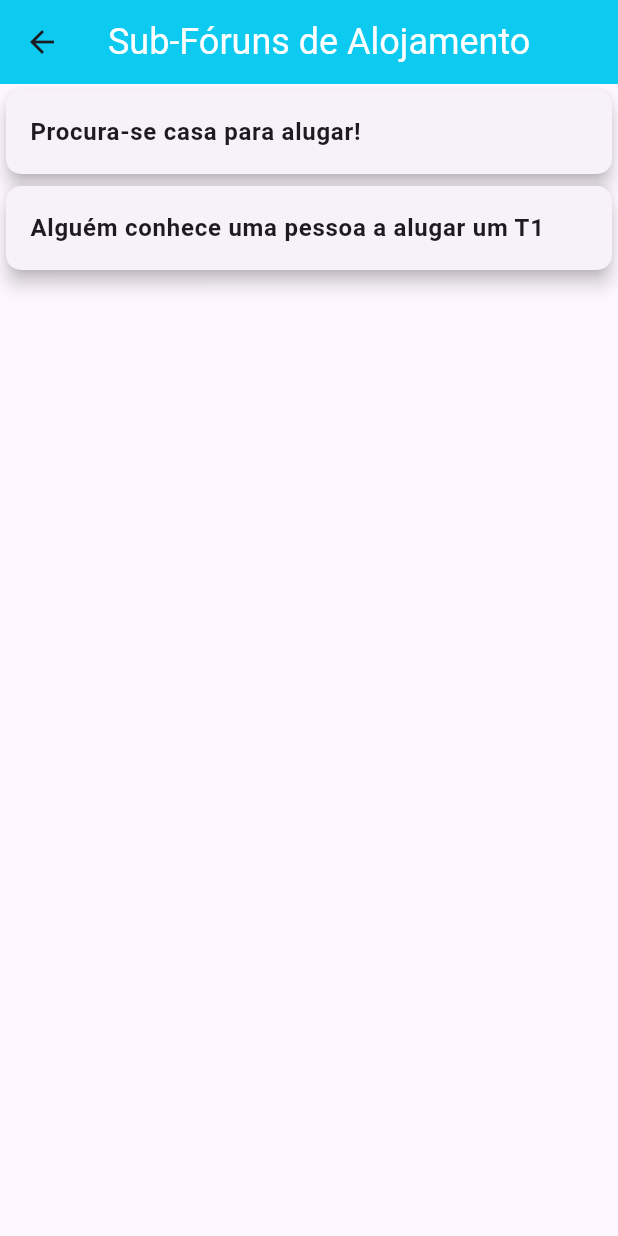
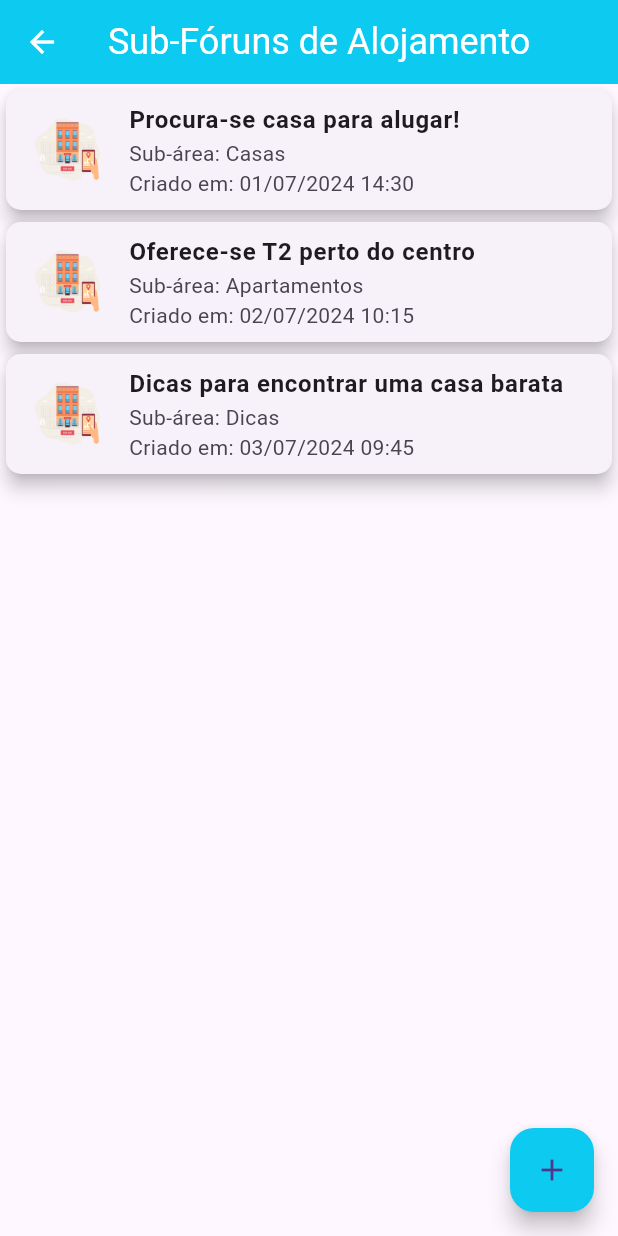
Before and after one commit to Hazyc/PINT-Mobile, a Flutter app: the ListaForuns screen opened directly, after a tap on "Alojamento", on a phone screen of 412 x 824 dp. Run offline on Flutter 3.47's test engine with Material 3 defaults, Android fonts, the phone set to English and light mode, and no system bars; our stand-ins replace curved_navigation_bar, file_picker, flutter_rating_bar, flutter_secure_storage, geolocator, google_maps_flutter and 3 more; accounts and stored records are empty; network calls fail.

Commit message:
Atualização 05:30

```diff
--- a/lib/Components/ForumComponents/SubForumPage.dart
+++ b/lib/Components/ForumComponents/SubForumPage.dart
@@ -1,22 +1,43 @@
 import 'package:flutter/material.dart';
 import 'ChatPage.dart'; // Certifique-se de ajustar o caminho conforme necessário
+import 'FormularioCriacaoSubForum.dart';
 
-class SubForumPage extends StatelessWidget {
+class SubForumPage extends StatefulWidget {
   final String title;
-  final List<Map<String, String>> subForuns;
+  final List<Map<String, dynamic>> subForuns;
 
   SubForumPage({required this.title, required this.subForuns});
+
+  @override
+  _SubForumPageState createState() => _SubForumPageState();
+}
+
+class _SubForumPageState extends State<SubForumPage> {
+  late List<Map<String, dynamic>> subForuns;
+
+  @override
+  void initState() {
+    super.initState();
+    subForuns = widget.subForuns;
+  }
+
+  void _addSubForum(Map<String, dynamic> newSubForum) {
+    setState(() {
+      subForuns.add(newSubForum);
+    });
+  }
 
   @override
   Widget build(BuildContext context) {
     return Scaffold(
       appBar: AppBar(
         title: Text(
-          'Sub-Fóruns de $title',
+          'Sub-Fóruns de ${widget.title}',
           style: TextStyle(color: Colors.white, fontSize: 24.0),
         ),
         backgroundColor: const Color(0xFF0DCAF0),
         centerTitle: true,
+        iconTheme: IconThemeData(color: Colors.white),
       ),
       body: ListView.builder(
         itemCount: subForuns.length,
@@ -27,15 +48,31 @@ class SubForumPage extends StatelessWidget {
             ),
             elevation: 5,
             child: ListTile(
+              leading: Image.asset(
+                subForuns[index]['imagem']!,
+                width: 50,
+                height: 50,
+                fit: BoxFit.cover,
+              ),
               title: Text(
                 subForuns[index]['nome']!,
                 style: TextStyle(fontSize: 16, fontWeight: FontWeight.bold),
+              ),
+              subtitle: Column(
+                crossAxisAlignment: CrossAxisAlignment.start,
+                children: [
+                  Text('Sub-área: ${subForuns[index]['subarea']}'),
+                  Text('Criado em: ${subForuns[index]['dataCriacao']}'),
+                ],
               ),
               onTap: () {
                 Navigator.push(
                   context,
                   MaterialPageRoute(
-                    builder: (context) => ChatPage(title: subForuns[index]['nome']!),
+                    builder: (context) => ChatPage(
+                      title: subForuns[index]['nome']!,
+                      subForumId: '${widget.title}-${subForuns[index]['nome']}',
+                    ),
                   ),
                 );
               },
@@ -43,6 +80,22 @@ class SubForumPage extends StatelessWidget {
           );
         },
       ),
+      floatingActionButton: FloatingActionButton(
+        onPressed: () async {
+          // Navegar para o formulário de criação de sub-fórum
+          final newSubForum = await Navigator.push(
+            context,
+            MaterialPageRoute(
+              builder: (context) => FormularioCriacaoSubForum(category: widget.title),
+            ),
+          );
+          if (newSubForum != null) {
+            _addSubForum(newSubForum);
+          }
+        },
+        child: Icon(Icons.add),
+        backgroundColor: const Color(0xFF0DCAF0),
+      ),
     );
   }
 }
--- a/lib/pages/ListaForuns.dart
+++ b/lib/pages/ListaForuns.dart
@@ -3,6 +3,45 @@ import '../Components/ForumComponents/ForumCard.dart'; // Certifique-se de ajust
 import '../Components/ForumComponents/SubForumPage.dart';
 
 class ListaForuns extends StatelessWidget {
+  // Estrutura de dados para armazenar sub-fóruns exclusivos por área
+  final Map<String, List<Map<String, dynamic>>> subForunsPorArea = {
+    'Alojamento': [
+      {
+        'nome': 'Procura-se casa para alugar!',
+        'imagem': 'assets/AlojamentoForum.png',
+        'subarea': 'Casas',
+        'dataCriacao': '01/07/2024 14:30',
+      },
+      {
+        'nome': 'Oferece-se T2 perto do centro',
+        'imagem': 'assets/AlojamentoForum.png',
+        'subarea': 'Apartamentos',
+        'dataCriacao': '02/07/2024 10:15',
+      },
+      {
+        'nome': 'Dicas para encontrar uma casa barata',
+        'imagem': 'assets/AlojamentoForum.png',
+        'subarea': 'Dicas',
+        'dataCriacao': '03/07/2024 09:45',
+      },
+    ],
+    'Desporto': [
+      {
+        'nome': 'Melhores academias da cidade',
+        'imagem': 'assets/DesportoForum.png',
+        'subarea': 'Ginásios',
+        'dataCriacao': '05/07/2024 16:00',
+      },
+      {
+        'nome': 'Jogos de futebol amador',
+        'imagem': 'assets/DesportoForum.png',
+        'subarea': 'Campos',
+        'dataCriacao': '06/07/2024 17:30',
+      },
+    ],
+    // Adicione sub-fóruns para outras áreas conforme necessário
+  };
+
   @override
   Widget build(BuildContext context) {
     final foruns = [
@@ -23,6 +62,7 @@ class ListaForuns extends StatelessWidget {
         ),
         backgroundColor: const Color(0xFF0DCAF0),
         centerTitle: true,
+        iconTheme: IconThemeData(color: Colors.white),
       ),
       body: GridView.builder(
         padding: EdgeInsets.all(10.0),
@@ -41,7 +81,7 @@ class ListaForuns extends StatelessWidget {
                 MaterialPageRoute(
                   builder: (context) => SubForumPage(
                     title: foruns[index]['nome']!,
-                    subForuns: getSubForuns(foruns[index]['nome']!),
+                    subForuns: subForunsPorArea[foruns[index]['nome']!] ?? [],
                   ),
                 ),
               );
@@ -55,22 +95,4 @@ class ListaForuns extends StatelessWidget {
       ),
     );
   }
-
-  List<Map<String, String>> getSubForuns(String forumName) {
-    // Você pode substituir essa lógica pelo carregamento real dos subfóruns
-    // de um banco de dados ou API.
-    final subForunsMap = {
-      'Alojamento': [
-        {'nome': 'Procura-se casa para alugar!'},
-        {'nome': 'Alguém conhece uma pessoa a alugar um T1'},
-      ],
-      'Desporto': [
-        {'nome': 'Partida de futebol no sábado!'},
-        {'nome': 'Procurando parceiros para correr'},
-      ],
-      // Adicione outros subfóruns para outras categorias conforme necessário
-    };
-
-    return subForunsMap[forumName] ?? [];
-  }
 }
--- a/lib/pages/ListaGenerica.dart
+++ b/lib/pages/ListaGenerica.dart
@@ -3,7 +3,7 @@ import '../Components/RecomendacaoComponents/RecomendacaoCard.dart';
 import '../Components/EventoComponents/EventoCard.dart';
 import '../models/Recomendacao.dart';
 import '../models/Evento.dart';
-import '../Components/HomePageComponents/FormularioCriacaoEvento.dart';
+import '../Components/EventoComponents/FormularioCriacaoEvento.dart';
 
 class ListaGenerica extends StatefulWidget {
   final String initialSelectedArea;
```
Also changed, not shown: lib/Components/ForumComponents/ChatPage.dart (+47 -6 lines), lib/Components/ForumComponents/FormularioCriacaoSubForum.dart (added, +273 -0 lines), lib/pages/HomePage.dart (+71 -54 lines), lib/Components/EventoComponents/FormularioCriacaoEvento.dart (renamed from lib/Components/HomePageComponents/FormularioCriacaoEvento.dart).
